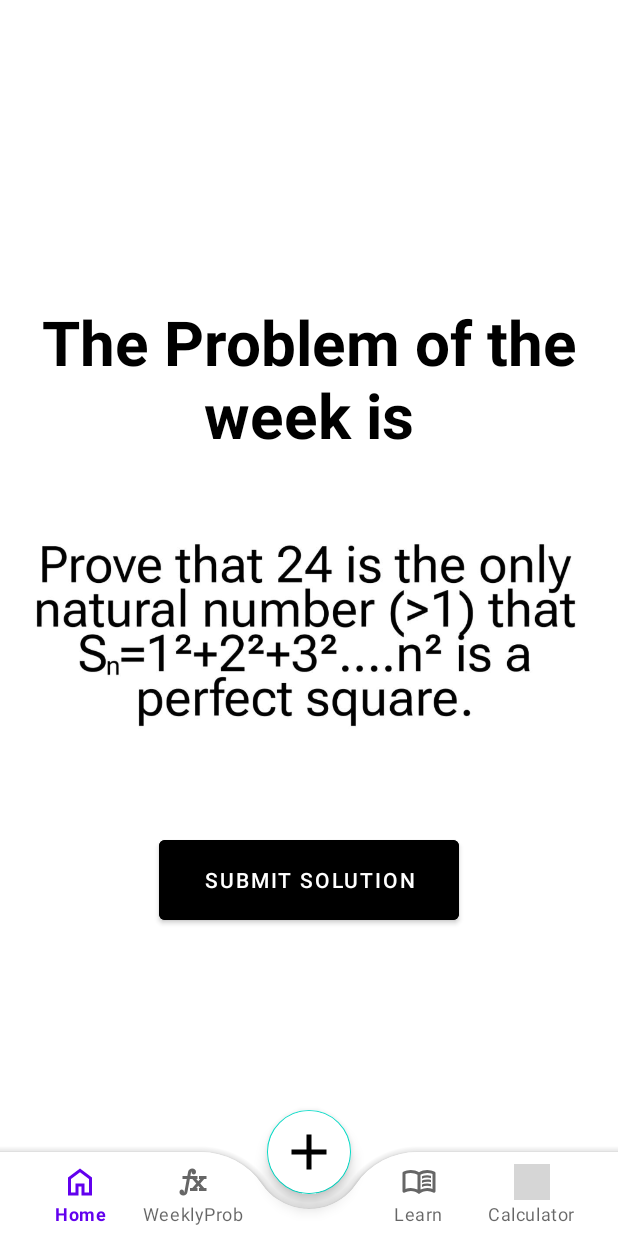
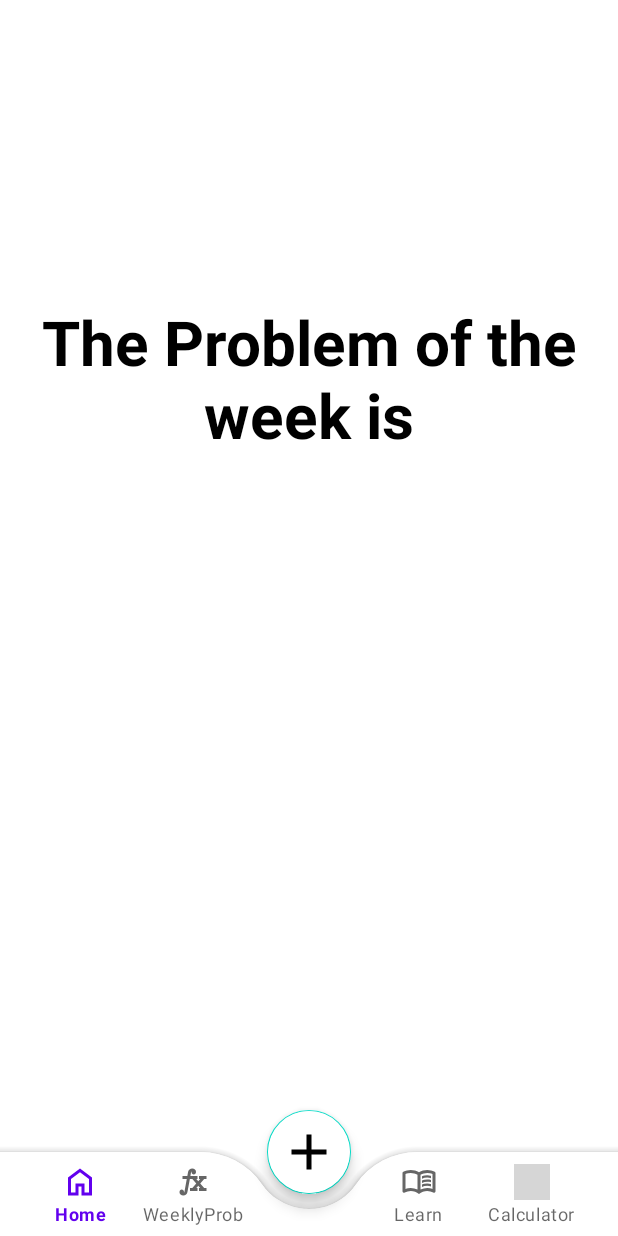
Before and after one commit to SarkisChohmalian/MathHub, an Android app: the fragment WeeklyprobFragment placed in its activity, on a phone screen of 412 x 824 dp. Run offline under Robolectric (Android 15) with nearby library versions, the phone set to English and light mode, and no system bars; our stand-ins replace Firebase (no records; nobody signed in at launch, a user with empty details on screens opened directly); grey boxes are pictures that could not be loaded.

Commit message:
few fixes (2)

```diff
--- a/app/build.gradle.kts
+++ b/app/build.gradle.kts
@@ -49,5 +49,5 @@ dependencies {
     androidTestImplementation(libs.espresso.core)
     implementation("com.faendir.rhino:rhino-android:1.6.0")
     implementation("androidx.recyclerview:recyclerview:1.2.1")
-
+    implementation("com.google.firebase:firebase-storage:19.2.2")
 }
--- a/app/src/main/AndroidManifest.xml
+++ b/app/src/main/AndroidManifest.xml
@@ -1,6 +1,9 @@
 <?xml version="1.0" encoding="utf-8"?>
 <manifest xmlns:android="http://schemas.android.com/apk/res/android"
     xmlns:tools="http://schemas.android.com/tools">
+
+    <uses-permission android:name="android.permission.READ_EXTERNAL_STORAGE"/>
+    <uses-permission android:name="android.permission.WRITE_EXTERNAL_STORAGE"/>
 
     <application
         android:allowBackup="true"
--- a/app/src/main/java/com/example/mathhub/WeeklyprobFragment.java
+++ b/app/src/main/java/com/example/mathhub/WeeklyprobFragment.java
@@ -4,16 +4,76 @@ import android.os.Bundle;
 import android.view.LayoutInflater;
 import android.view.View;
 import android.view.ViewGroup;
+import android.widget.TextView;
+import android.widget.Toast;
 
 import androidx.fragment.app.Fragment;
 
+import com.google.firebase.firestore.DocumentSnapshot;
+import com.google.firebase.firestore.FirebaseFirestore;
+import com.google.firebase.firestore.Query;
+import com.google.firebase.firestore.QuerySnapshot;
+
 public class WeeklyprobFragment extends Fragment {
+
+    private TextView problemOfTheWeekTextView;
+    private FirebaseFirestore db;
 
     @Override
     public View onCreateView(LayoutInflater inflater, ViewGroup container,
                              Bundle savedInstanceState) {
+        View view = inflater.inflate(R.layout.fragment_weeklyprob, container, false);
+        db = FirebaseFirestore.getInstance();
+        problemOfTheWeekTextView = view.findViewById(R.id.problemOfTheWeekTextView);
+        return view;
+    }
 
+    @Override
+    public void onResume() {
+        super.onResume();
+        retrieveProblemOfTheWeek();
+    }
 
-        return inflater.inflate(R.layout.fragment_weeklyprob, container, false);
+    private void retrieveProblemOfTheWeek() {
+        db.collection("user_answers")
+                .limit(1)
+                .get()
+                .addOnSuccessListener(queryDocumentSnapshots -> {
+                    if (!queryDocumentSnapshots.isEmpty()) {
+                        DocumentSnapshot latestDocument = queryDocumentSnapshots.getDocuments().get(0);
+                        String problemOfTheWeek = latestDocument.getString("text");
+                        if (problemOfTheWeek != null && !problemOfTheWeek.isEmpty()) {
+                            problemOfTheWeekTextView.setText(problemOfTheWeek);
+                        } else {
+                            Toast.makeText(getContext(), "Empty problem of the week", Toast.LENGTH_SHORT).show();
+                        }
+                    } else {
+                        Toast.makeText(getContext(), "No problem of the week found", Toast.LENGTH_SHORT).show();
+                    }
+                })
+                .addOnFailureListener(e -> {
+                    Toast.makeText(getContext(), "Error: " + e.getMessage(), Toast.LENGTH_SHORT).show();
+                });
     }
+
+    private void loadDocumentById(String documentId) {
+        db.collection("user_answers").document(documentId)
+                .get()
+                .addOnSuccessListener(documentSnapshot -> {
+                    if (documentSnapshot.exists()) {
+                        String problemOfTheWeek = documentSnapshot.getString("text");
+                        if (problemOfTheWeek != null && !problemOfTheWeek.isEmpty()) {
+                            problemOfTheWeekTextView.setText(problemOfTheWeek);
+                        } else {
+                            Toast.makeText(getContext(), "Empty problem of the week", Toast.LENGTH_SHORT).show();
+                        }
+                    } else {
+                        Toast.makeText(getContext(), "Document not found", Toast.LENGTH_SHORT).show();
+                    }
+                })
+                .addOnFailureListener(e -> {
+                    Toast.makeText(getContext(), "Error: " + e.getMessage(), Toast.LENGTH_SHORT).show();
+                });
+    }
+
 }
--- a/app/src/main/res/layout/fragment_weeklyprob.xml
+++ b/app/src/main/res/layout/fragment_weeklyprob.xml
@@ -8,7 +8,6 @@
     android:orientation="vertical"
     android:background="@color/white"
     tools:context=".WeeklyprobFragment">
-    <!-- TODO: Update blank fragment layout -->
 
 
     <TextView
@@ -22,21 +21,14 @@
         android:textStyle="bold"
         android:textColor="@color/black"/>
 
-    <ImageView
-        android:id="@+id/imageView3"
+    <TextView
+        android:id="@+id/problemOfTheWeekTextView"
         android:layout_width="match_parent"
-        android:padding="20dp"
-        android:layout_height="250dp"
-        android:src="@drawable/problemofweek" />
-
-    <Button
-        android:id="@+id/submit_solution"
-        android:layout_width="200dp"
-        android:layout_height="65dp"
-        android:text="Submit Solution"
-        android:backgroundTint="@color/black"
-        android:layout_gravity="center"
-        />
-
+        android:layout_height="wrap_content"
+        android:gravity="center"
+        android:textSize="24sp"
+        android:textColor="@color/black"
+        android:textStyle="italic"
+        android:layout_marginTop="16dp"/>
 
 </LinearLayout>
```
Also changed, not shown: app/src/main/java/com/example/mathhub/ProfileActivity.java (+63 -5 lines), app/src/main/res/layout/fragment_create_post.xml (+0 -9 lines).
